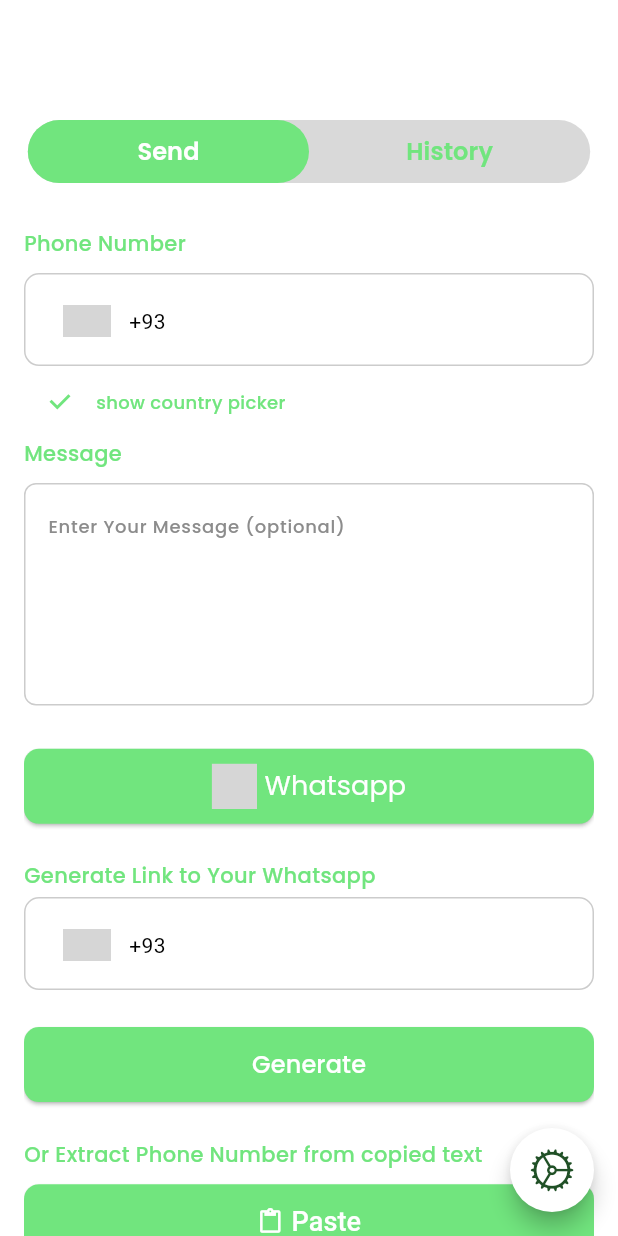
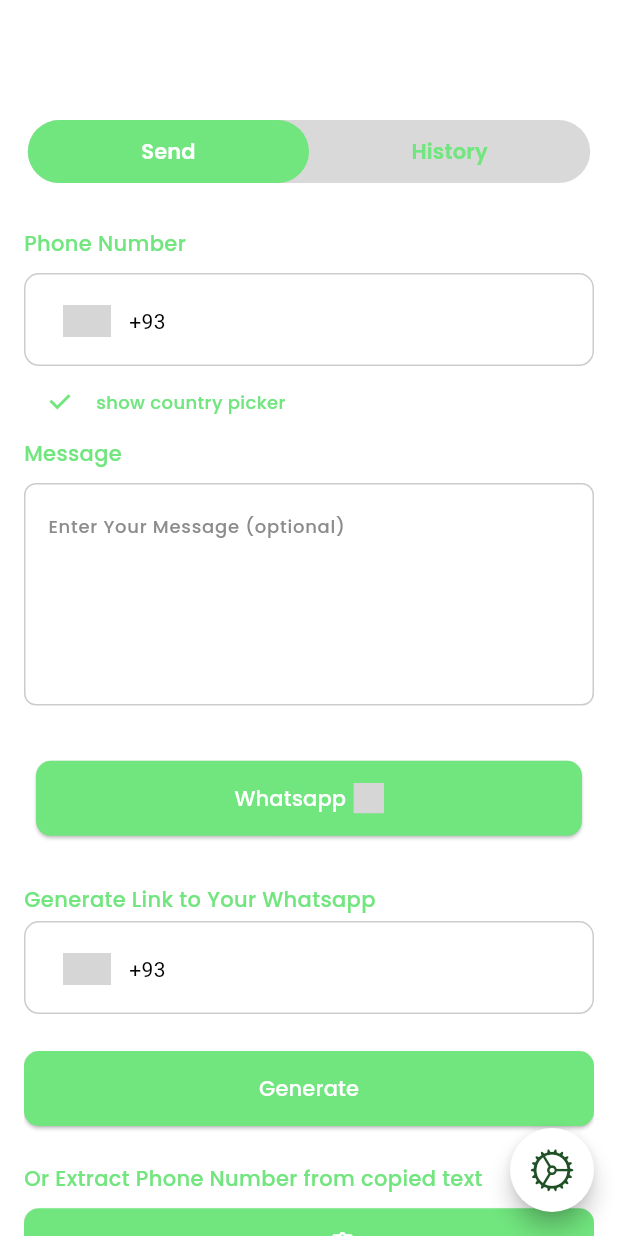
Before and after one commit to monzir3bdo/whatsapp_direct_message, a Flutter app: the screen it shows after launch, on a phone screen of 412 x 824 dp. Run offline on Flutter 3.47's test engine with Material 3 defaults, Android fonts, the phone set to English and light mode, and no system bars; drawn by our look-alikes of intl_phone_number_input; our stand-ins replace bloc, flutter_bloc, flutter_svg, fluttertoast, freezed_annotation, gap and 3 more; accounts and stored records are empty; generated files the repository leaves out were written again; grey boxes are pictures that could not be loaded.

Commit message:
Refactor&Improve The Design

```diff
--- a/lang/ar.json
+++ b/lang/ar.json
@@ -15,7 +15,7 @@
     "whatsapp": "واتساب",
     "wa_business": "واتساب بزنس",
     "show_country_picker": "إظهار رمز الدولة",
-    "arabc": "عربي",
+    "arabc": "الانجليزية",
     "app_version": "إصدار التطبيق",
     "change_language": "تغيير اللغة",
     "dark_theme": "الوضع الداكن",
--- a/lib/blocs/app/app_cubit.dart
+++ b/lib/blocs/app/app_cubit.dart
@@ -8,7 +8,8 @@
 
 class AppCubit extends Cubit<AppState> {
   AppCubit() : super(const AppState.initial());
-  bool isDark =  HiveDatabase.instance.isDark!.get(darkKey)?? ThemeMode.system == ThemeMode.dark;
+  bool isDark = HiveDatabase.instance.isDark!.get(darkKey) ??
+      ThemeMode.system == ThemeMode.dark;
   bool saveNumber = HiveDatabase.instance.isSaveEnabled!
       .get(saveEnabledKey, defaultValue: true)!;
   String locale = HiveDatabase.instance.selectedLanguage!
@@ -32,6 +33,7 @@
     } else {
       locale = 'en';
     }
+
     await HiveDatabase.instance.selectedLanguage!
         .put(selectedLanguageKey, locale);
     emit(AppState.languageChanged(language: locale));
--- a/lib/widgets/home/generate_button.dart
+++ b/lib/widgets/home/generate_button.dart
@@ -28,7 +28,7 @@
               child: Text(
                 context.translate(LangKeys.generate),
                 style: AppTextStyles.medium14.copyWith(
-                  fontSize: 16,
+                  fontSize: 14,
                   color: AppLightColors.backgroundColor,
                 ),
               ),
--- a/lib/widgets/home/home_tabbar.dart
+++ b/lib/widgets/home/home_tabbar.dart
@@ -50,8 +50,8 @@
                 BorderRadius.circular(42), // Stadium shape for selected tab
           ),
           indicatorWeight: 0, // Removes the underline thickness
-          labelStyle: AppTextStyles.semiBold16,
-          unselectedLabelStyle: AppTextStyles.semiBold16,
+          labelStyle: AppTextStyles.semiBold16.copyWith(fontSize: 14),
+          unselectedLabelStyle: AppTextStyles.semiBold16.copyWith(fontSize: 14),
         ),
       ),
     );
--- a/lib/widgets/home/paste_button.dart
+++ b/lib/widgets/home/paste_button.dart
@@ -1,8 +1,11 @@
+import 'package:flutter/material.dart';
+import 'package:gap/gap.dart';
+import 'package:whatsapp_direct_message/core/extensions/build_context_extension.dart';
 import 'package:whatsapp_direct_message/core/localization/lang_keys.dart';
-import 'package:whatsapp_direct_message/core/extensions/build_context_extension.dart';
-import 'package:flutter/material.dart';
-import 'package:whatsapp_direct_message/core/extensions/string_extension.dart';
+import 'package:whatsapp_direct_message/core/theme/app_text_styels.dart';
+import 'package:whatsapp_direct_message/core/theme/colors.dart';
 import 'package:whatsapp_direct_message/widgets/home/paste_dialog.dart';
+
 class PasteButton extends StatelessWidget {
   const PasteButton({
     super.key,
@@ -24,16 +27,16 @@
         child: Row(
           mainAxisAlignment: MainAxisAlignment.center,
           children: [
+            Text(
+              context.translate(LangKeys.paste),
+              style: AppTextStyles.medium14
+                  .copyWith(color: AppLightColors.backgroundColor),
+            ),
+            const Gap(5),
             const Icon(
               Icons.paste,
               color: Colors.white,
-            ),
-            const SizedBox(
-              width: 5,
-            ),
-            Text(
-              context.translate(LangKeys.paste),
-              style: const TextStyle(color: Colors.white, fontSize: 18),
+              size: 18,
             ),
           ],
         ),
--- a/lib/widgets/home/send_widget.dart
+++ b/lib/widgets/home/send_widget.dart
@@ -26,7 +26,9 @@
             );
           },
           orElse: () {
-            return WhatsappButton(
+            return Padding(
+              padding: const EdgeInsets.all(8.0),
+              child: WhatsappButton(
                 onPressed: () async {
                   if (context
                       .read<SendMessageCubit>()
@@ -36,12 +38,14 @@
                     await context.read<SendMessageCubit>().sendMessage();
                     if (context.mounted) {
                       HiveDatabase.instance.history!.add(ContactModel(
-                        phoneNumber: context.read<SendMessageCubit>().phone!));
+                          phoneNumber:
+                              context.read<SendMessageCubit>().phone!));
                     }
                   }
                 },
                 text: context.translate(LangKeys.whatsapp),
                 icon: Assets.svgWhatsapp,
+              ),
             );
           },
         );
--- a/lib/widgets/home/whatsapp_button.dart
+++ b/lib/widgets/home/whatsapp_button.dart
@@ -31,17 +31,17 @@
         child: Row(
           mainAxisSize: MainAxisSize.min,
           children: [
+            Text(text,
+                style: AppTextStyles.medium14
+                    .copyWith(fontSize: 14, color: Colors.white)),
+            const Gap(5),
             SvgPicture.asset(
               icon,
-              width: 30,
-              height: 30,
+              width: 20,
+              height: 20,
               colorFilter:
                   const ColorFilter.mode(Colors.white, BlendMode.srcIn),
             ),
-            const Gap(5),
-            Text(text,
-                style: AppTextStyles.regular12
-                    .copyWith(fontSize: 18, color: Colors.white)),
           ],
         ),
       ),
```
Lines whose indentation alone changed are shown as unchanged.
